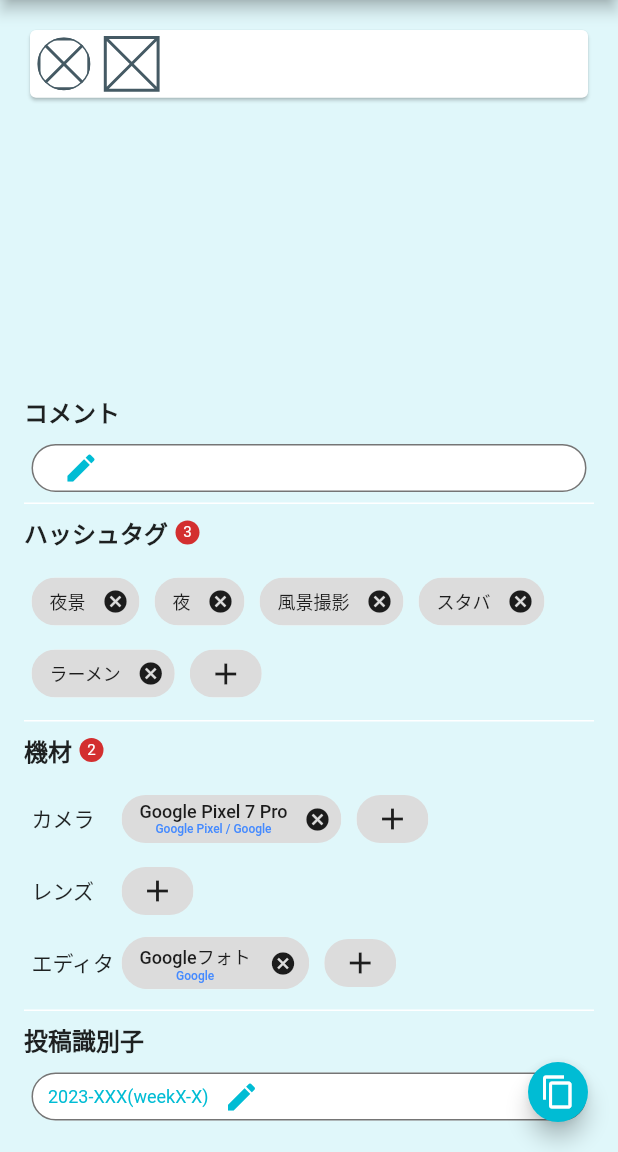
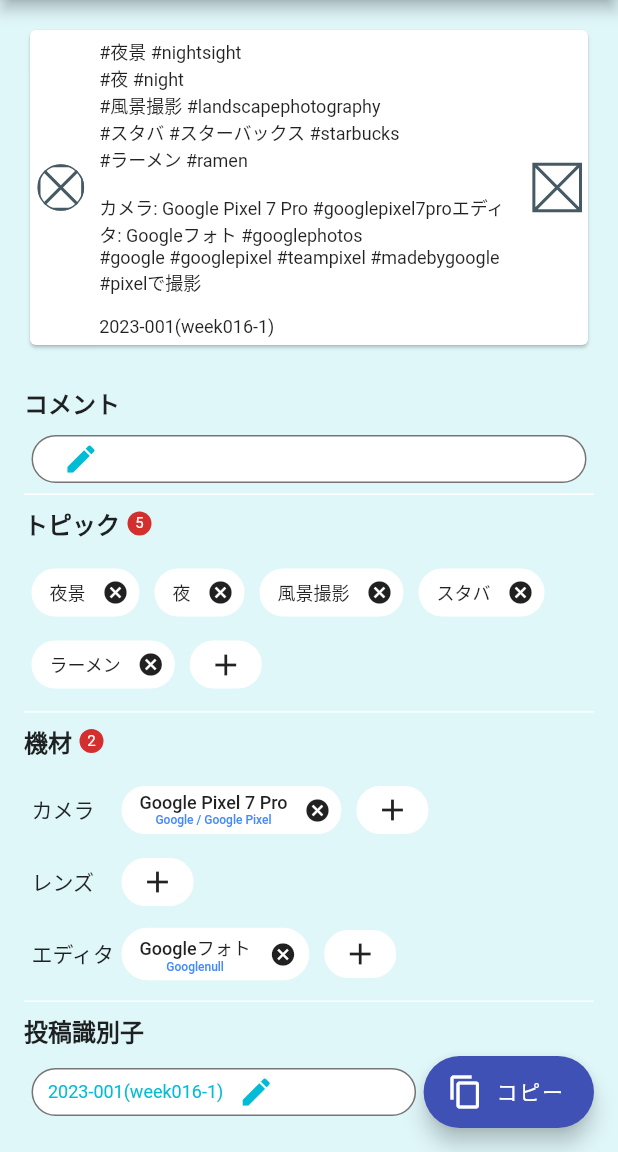
Before and after one commit to u1tramarinet/instagram_draft_helper, a Flutter app: the screen it shows after launch, after a tap on the "add" icon, on a phone screen of 412 x 824 dp, the part 84-1236 px from its top. Run offline on Flutter 3.47's test engine with Material 2 defaults, Android fonts, the phone set to English and light mode, and no system bars; our stand-ins replace flutter_riverpod, freezed_annotation; generated files the repository leaves out were written again.

Commit message:
Implement states and dummy data.

```diff
--- a/lib/main.dart
+++ b/lib/main.dart
@@ -1,8 +1,9 @@
 import 'package:flutter/material.dart';
+import 'package:flutter_riverpod/flutter_riverpod.dart';
 import 'package:instagram_draft_helper/page/main_page.dart';
 
 void main() {
-  runApp(const MyApp());
+  runApp(const ProviderScope(child: MyApp()));
 }
 
 class MyApp extends StatelessWidget {
--- a/lib/model/group/comment.dart
+++ b/lib/model/group/comment.dart
@@ -1,10 +1,13 @@
+import 'package:instagram_draft_helper/model/group/countable.dart';
+
 import 'group.dart';
 
-class Comment extends Group {
+class Comment extends Group with Countable {
   String _content = '';
 
-  void updateContent(String comment) {
+  Comment updateContent(String comment) {
     _content = comment;
+    return this;
   }
 
   String getContent() {
@@ -12,6 +15,11 @@ class Comment extends Group {
   }
 
   @override
+  int getCount() {
+    return _content.length;
+  }
+
+  @override
   String getText() {
     return _content;
   }
--- /dev/null
+++ b/lib/model/group/countable.dart
@@ -0,0 +1,3 @@
+abstract class Countable {
+  int getCount();
+}
--- /dev/null
+++ b/lib/model/group/list_group.dart
@@ -0,0 +1,39 @@
+import 'countable.dart';
+import 'group.dart';
+import '../part/identifiable.dart';
+
+abstract class ListGroup<T extends Identifiable> extends Group with Countable {
+  final List<T> _items = [];
+
+  List<T> getAll() {
+    return [..._items];
+  }
+
+  void add(T item, [bool Function(T, T)? compareFunc]) {
+    Function(T, T) compare = compareFunc ?? (T a, T b) => a.isSameId(b);
+    if (_items.every((e) => !compare(e, item))) {
+      _items.add(item);
+    }
+  }
+
+  void addAll(List<T> items, [bool Function(T, T)? compareFunc]) {
+    Function(T, T) compare = compareFunc ?? (T a, T b) => a.isSameId(b);
+    items =
+        items.where((item) => _items.every((e) => compare(item, e))).toList();
+    _items.addAll(items);
+  }
+
+  void remove(T item, [bool Function(T, T)? compareFunc]) {
+    Function(T, T) compare = compareFunc ?? (T a, T b) => a.isSameId(b);
+    _items.removeWhere((e) => compare(e, item));
+  }
+
+  void clear() {
+    _items.clear();
+  }
+
+  @override
+  int getCount() {
+    return _items.length;
+  }
+}
--- a/lib/model/group/products.dart
+++ b/lib/model/group/products.dart
@@ -1,32 +1,28 @@
+import '../part/category.dart';
 import '../part/keyword.dart';
 import '../part/product.dart';
-import 'group.dart';
+import 'list_group.dart';
 
-class Products extends Group {
-  final List<Product> _products = [];
+const Category cameras = Category(name: 'カメラ');
+const Category lenses = Category(name: 'レンズ');
+const Category editors = Category(name: 'エディタ');
 
-  void addProduct(Product product) {
-    _products.add(product);
+class Products extends ListGroup<Product> {
+  List<Category> getCategories() {
+    return [cameras, lenses, editors];
   }
 
-  void addProducts(List<Product> products) {
-    _products.addAll(products);
-  }
-
-  void removeProduct(Product product) {
-    _products.remove(product);
-  }
-
-  void clearProducts() {
-    _products.clear();
+  List<Product> getProducts(Category category) {
+    return getAll().where((product) => product.category == category).toList();
   }
 
   @override
   String getText() {
+    List<Product> products = getAll();
     List<Product> categorized =
-        _products.where((product) => product.category != null).toList();
+        products.where((product) => product.category != null).toList();
     List<Product> uncategorized =
-        _products.where((product) => product.category == null).toList();
+        products.where((product) => product.category == null).toList();
     String text = '';
     for (Product product in categorized) {
       text += '${product.category!.name}: ${product.format()}';
@@ -37,11 +33,11 @@ class Products extends Group {
     for (Product product in uncategorized) {
       text += '${product.category!.name}: ${product.format()}';
     }
-    Set<Keyword> makers = _products
+    Set<Keyword> makers = products
         .where((product) => product.maker != null)
         .map((product) => product.maker!)
         .toSet();
-    Set<Keyword> brands = _products
+    Set<Keyword> brands = products
         .where((product) => product.brand != null)
         .map((product) => product.brand!)
         .toSet();
--- a/lib/model/group/record.dart
+++ b/lib/model/group/record.dart
@@ -10,8 +10,15 @@ class Record extends Group {
 
   @override
   String getText() {
-    // TODO: implement getText
-    throw UnimplementedError();
+    return '${date.year}-001(week${_getWeekNumber(date).toString().padLeft(3, '0')}-1)';
+  }
+
+  int _getWeekNumber(DateTime date) {
+    int days = date.day;
+    for (int i = 1; i <= date.month - 1; i++) {
+      days += DateTime(date.year, i + 1, 0).day;
+    }
+    return days ~/ 7 + 1;
   }
 }
 
--- a/lib/page/main_page.dart
+++ b/lib/page/main_page.dart
@@ -1,21 +1,24 @@
 import 'package:flutter/material.dart';
-import 'package:instagram_draft_helper/model/group/comment.dart';
+import 'package:flutter/services.dart';
+import 'package:flutter_riverpod/flutter_riverpod.dart';
+import 'package:instagram_draft_helper/model/part/category.dart';
+import 'package:instagram_draft_helper/model/part/keyword.dart';
+import 'package:instagram_draft_helper/model/part/product.dart';
+import 'package:instagram_draft_helper/state/main_state.dart';
 import 'input_modal_bottom_sheet.dart';
 
-class MainPage extends StatefulWidget {
+class MainPage extends ConsumerStatefulWidget {
   const MainPage({super.key});
 
   @override
-  State<MainPage> createState() => _MainPageState();
+  MainPageState createState() => MainPageState();
 }
 
-class _MainPageState extends State<MainPage> {
-  String inputText = '';
-  String text = '';
-  Comment comment = Comment();
-
+class MainPageState extends ConsumerState<MainPage> {
   @override
   Widget build(BuildContext context) {
+    MainStateNotifier notifier = ref.read(mainStateProvider.notifier);
+    MainState state = ref.watch(mainStateProvider);
     return Scaffold(
       resizeToAvoidBottomInset: false,
       backgroundColor: Colors.cyan.shade50,
@@ -30,7 +33,7 @@ class _MainPageState extends State<MainPage> {
             mainAxisAlignment: MainAxisAlignment.spaceBetween,
             children: [
               Card(
-                child: _result(text: text),
+                child: _result(text: state.result),
               ),
               Flexible(
                 child: SingleChildScrollView(
@@ -39,44 +42,30 @@ class _MainPageState extends State<MainPage> {
                     mainAxisAlignment: MainAxisAlignment.spaceAround,
                     mainAxisSize: MainAxisSize.max,
                     children: [
-                      _title('コメント', inputText.length),
+                      _title('コメント', state.comment.getCount()),
                       _content(
                         child: _input(
-                          text: inputText,
+                          text: state.comment.getText(),
                           onTap: () {
                             showInputModalBottomSheet(
                                     context: context,
                                     title: 'コメント',
-                                    before: inputText)
-                                .then((after) => _updateComment(after));
+                                    before: state.comment.getText())
+                                .then((after) => notifier.updateComment(after));
                           },
                         ),
                       ),
                       _divider(),
-                      _title('ハッシュタグ', 3),
+                      _title('トピック', state.keywords.getCount()),
                       _content(
                         child: _wrap(
                           children: [
+                            for (Keyword topic in state.keywords.getAll()) ...{
                               _chip(
-                              primary: '夜景',
-                              onDeleted: () {},
+                                primary: topic.name,
+                                onDeleted: () => notifier.deleteTopic(topic),
                               ),
-                            _chip(
-                              primary: '夜',
-                              onDeleted: () {},
-                            ),
-                            _chip(
-                              primary: '風景撮影',
-                              onDeleted: () {},
-                            ),
-                            _chip(
-                              primary: 'スタバ',
-                              onDeleted: () {},
-                            ),
-                            _chip(
-                              primary: 'ラーメン',
-                              onDeleted: () {},
-                            ),
+                            },
                             _addChip(
                               onPressed: () {},
                             ),
@@ -84,7 +73,7 @@ class _MainPageState extends State<MainPage> {
                         ),
                       ),
                       _divider(),
-                      _title('機材', 2),
+                      _title('機材', state.products.getAll().length),
                       _content(
                         child: Table(
                           columnWidths: const <int, TableColumnWidth>{
@@ -95,17 +84,26 @@ class _MainPageState extends State<MainPage> {
                           defaultVerticalAlignment:
                               TableCellVerticalAlignment.middle,
                           children: <TableRow>[
+                            for (Category category
+                                in state.products.getCategories()) ...{
                               TableRow(
                                 children: [
-                                const Text('カメラ'),
+                                  Text(category.name),
                                   const SizedBox(width: 5),
                                   _wrap(
                                     children: [
+                                      for (Product product in state.products
+                                          .getProducts(category)) ...{
                                         _chip(
-                                      primary: 'Google Pixel 7 Pro',
-                                      secondary: 'Google Pixel / Google',
-                                      onDeleted: () {},
+                                          primary: product.name,
+                                          secondary: (product.maker != null &&
+                                                  product.brand != null)
+                                              ? '${product.maker?.name} / ${product.brand?.name}'
+                                              : '${product.maker?.name}${product.brand?.name}',
+                                          onDeleted: () =>
+                                              notifier.deleteProduct(product),
                                         ),
+                                      },
                                       _addChip(
                                         onPressed: () {},
                                       ),
@@ -113,47 +111,32 @@ class _MainPageState extends State<MainPage> {
                                   ),
                                 ],
                               ),
-                            TableRow(
-                              children: [
-                                const Text('レンズ'),
-                                const SizedBox(width: 5),
-                                _wrap(
-                                  children: [
-                                    _addChip(
-                                      onPressed: () {},
-                                    ),
-                                  ],
-                                ),
-                              ],
-                            ),
-                            TableRow(
-                              children: [
-                                const Text('エディタ'),
-                                const SizedBox(width: 5),
-                                _wrap(
-                                  children: [
-                                    _chip(
-                                      primary: 'Googleフォト',
-                                      secondary: 'Google',
-                                      onDeleted: () {},
-                                    ),
-                                    _addChip(
-                                      onPressed: () {},
-                                    ),
-                                  ],
-                                ),
-                              ],
-                            ),
+                            },
                           ],
                         ),
                       ),
                       _divider(),
                       _title('投稿識別子'),
-                      _content(
+                      Row(
+                        mainAxisSize: MainAxisSize.max,
+                        children: [
+                          Flexible(
+                            child: _content(
                               child: _input(
-                        text: '2023-XXX(weekX-X)',
+                                text: state.record.getText(),
                                 onTap: () {},
-                      ))
+                              ),
+                            ),
+                          ),
+                          Visibility(
+                            visible: false,
+                            maintainSize: true,
+                            maintainState: true,
+                            maintainAnimation: true,
+                            child: _fabCopy(),
+                          ),
+                        ],
+                      )
                     ],
                   ),
                 ),
@@ -162,10 +145,9 @@ class _MainPageState extends State<MainPage> {
           ),
         ),
       ),
-      floatingActionButton: FloatingActionButton.small(
-        child: const Icon(Icons.copy, color: Colors.white),
-        onPressed: () {},
-      ),
+      floatingActionButton:
+          _fabCopy(onPressed: () => onCopyPressed(context, state.result)),
+      floatingActionButtonLocation: FloatingActionButtonLocation.endFloat,
     );
   }
 
@@ -174,7 +156,7 @@ class _MainPageState extends State<MainPage> {
       padding: const EdgeInsets.all(5),
       child: Row(
         mainAxisSize: MainAxisSize.max,
-        mainAxisAlignment: MainAxisAlignment.start,
+        mainAxisAlignment: MainAxisAlignment.spaceBetween,
         children: [
           Flexible(
             flex: 1,
@@ -189,9 +171,17 @@ class _MainPageState extends State<MainPage> {
               ),
             ),
           ),
-          const SizedBox(width: 5),
-          Flexible(
-            flex: 8,
+          const SizedBox(width: 10),
+          Expanded(
+            flex: 9,
+            child: Visibility(
+              visible: text.isNotEmpty,
+              replacement: const Text(
+                'キャプションを入力...',
+                maxLines: null,
+                softWrap: true,
+                style: TextStyle(fontSize: 12),
+              ),
               child: Text(
                 text,
                 maxLines: null,
@@ -199,7 +189,8 @@ class _MainPageState extends State<MainPage> {
                 style: const TextStyle(fontSize: 12),
               ),
             ),
-          const SizedBox(width: 5),
+          ),
+          const SizedBox(width: 10),
           const Flexible(
             flex: 1,
             child: AspectRatio(
@@ -217,7 +208,10 @@ class _MainPageState extends State<MainPage> {
       padding: const EdgeInsets.symmetric(vertical: 5),
       child: Row(
         children: [
-          Text(title, style: const TextStyle(fontSize: 16, fontWeight: FontWeight.bold),),
+          Text(
+            title,
+            style: const TextStyle(fontSize: 16, fontWeight: FontWeight.bold),
+          ),
           if (badgeCount > 0) ...{
             const SizedBox(width: 5),
             Badge.count(count: badgeCount),
@@ -279,6 +273,7 @@ class _MainPageState extends State<MainPage> {
         ],
       ),
       onDeleted: onDeleted,
+      backgroundColor: Colors.white,
     );
   }
 
@@ -288,6 +283,7 @@ class _MainPageState extends State<MainPage> {
     return ActionChip(
       label: const Icon(Icons.add),
       onPressed: onPressed,
+      backgroundColor: Colors.white,
     );
   }
 
@@ -321,20 +317,26 @@ class _MainPageState extends State<MainPage> {
     );
   }
 
-  void _updateComment(String text) {
-    setState(() {
-      comment.updateContent(text);
-      inputText = text;
-      this.text = inputText;
-      this.text += '\n';
-      this.text += '\n';
-      this.text += '#夜景 #nightsight \n';
-      this.text += '#夜 #night \n';
-      this.text += '#風景撮影 #landscapephotography \n';
-      this.text += '#スタバ #スターバックス #starbucks \n';
-      this.text += '#ラーメン #ramen \n';
-      this.text += '#googlepixel7pro \n';
-      this.text += '#googlepixel #teampixel #madebygoogle #pixelで撮影 \n';
-    });
+  Widget _fabCopy({Function()? onPressed}) {
+    return FloatingActionButton.extended(
+      backgroundColor: Colors.indigo,
+      foregroundColor: Colors.white,
+      onPressed: onPressed,
+      icon: const Icon(Icons.copy, color: Colors.white),
+      label: const Text('コピー'),
+    );
+  }
+
+  Future<void> onCopyPressed(BuildContext context, String text) async {
+    await copy(text).then((value) => showSnackBar(context, 'コピーしました'));
+  }
+
+  Future<void> copy(String text) async {
+    await Clipboard.setData(ClipboardData(text: text));
+  }
+
+  void showSnackBar(BuildContext context, String text) {
+    final snackBar = SnackBar(content: Text(text));
+    ScaffoldMessenger.of(context).showSnackBar(snackBar);
   }
 }
--- /dev/null
+++ b/lib/state/main_state.dart
@@ -0,0 +1,129 @@
+import 'package:flutter_riverpod/flutter_riverpod.dart';
+import 'package:freezed_annotation/freezed_annotation.dart';
+
+import '../model/part/keyword.dart';
+import '../model/part/product.dart';
+import '../model/part/tag.dart';
+import '../model/group/comment.dart';
+import '../model/group/keywords.dart';
+import '../model/group/products.dart';
+import '../model/group/record.dart';
+
+part 'main_state.freezed.dart';
+
+class MainStateNotifier extends StateNotifier<MainState> {
+  MainStateNotifier(super.state);
+
+  void updateComment(String newComment) {
+    state = state.copyWith(
+      comment: state.comment.updateContent(newComment),
+    );
+    updateResult();
+  }
+
+  void deleteTopic(Keyword topic) {
+    Keywords keywords = state.keywords;
+    keywords.remove(topic, (Keyword a, Keyword b) => a.name == b.name);
+    state = state.copyWith(keywords: keywords);
+    updateResult();
+  }
+
+  void deleteProduct(Product product) {
+    Products products = state.products;
+    products.remove(product, (Product a, Product b) => a.name == b.name);
+    state = state.copyWith(products: products);
+    updateResult();
+  }
+
+  void updateResult() {
+    List<String> elements = [
+      state.comment.getText(),
+      state.keywords.getText(),
+      state.products.getText(),
+      state.record.getText(),
+    ].where((element) => element.isNotEmpty).toList();
+    state = state.copyWith(result: elements.join('\n\n'));
+  }
+
+  void setDummyData() {
+    Keywords newKeywords = state.keywords;
+    newKeywords.addAll([
+      const Keyword(
+        name: '夜景',
+        tags: [Tag(name: '夜景'), Tag(name: 'nightsight')],
+      ),
+      const Keyword(
+        name: '夜',
+        tags: [Tag(name: '夜'), Tag(name: 'night')],
+      ),
+      const Keyword(
+        name: '風景撮影',
+        tags: [Tag(name: '風景撮影'), Tag(name: 'landscapephotography')],
+      ),
+      const Keyword(
+        name: 'スタバ',
+        tags: [Tag(name: 'スタバ'), Tag(name: 'スターバックス'), Tag(name: 'starbucks')],
+      ),
+      const Keyword(
+        name: 'ラーメン',
+        tags: [Tag(name: 'ラーメン'), Tag(name: 'ramen')],
+      ),
+    ]);
+    Products products = state.products;
+    const Keyword google = Keyword(name: 'Google', tags: [Tag(name: 'google')]);
+    const Keyword googlePixel = Keyword(
+      name: 'Google Pixel',
+      tags: [
+        Tag(name: 'googlepixel'),
+        Tag(name: 'teampixel'),
+        Tag(name: 'madebygoogle'),
+        Tag(name: 'pixelで撮影'),
+      ],
+    );
+    products.addAll([
+      const Product(
+        name: 'Google Pixel 7 Pro',
+        tags: [Tag(name: 'googlepixel7pro')],
+        category: cameras,
+        maker: google,
+        brand: googlePixel,
+      ),
+      const Product(
+        name: 'Googleフォト',
+        tags: [Tag(name: 'googlephotos')],
+        category: editors,
+        maker: google,
+      ),
+    ]);
+    state = state.copyWith(
+      keywords: newKeywords,
+      products: products,
+    );
+  }
+}
+
+final mainStateProvider =
+    StateNotifierProvider<MainStateNotifier, MainState>((ref) {
+  MainStateNotifier notifier = MainStateNotifier(
+    MainState(
+      comment: Comment(),
+      keywords: Keywords(),
+      products: Products(),
+      record: Record(date: DateTime.now()),
+    ),
+  );
+  notifier.setDummyData();
+  notifier.updateResult();
+  return notifier;
+});
+
+@freezed
+class MainState with _$MainState {
+  const factory MainState({
+    @Default('') String result,
+    required Comment comment,
+    required Keywords keywords,
+    required Products products,
+    required Record record,
+  }) = _MainState;
+}
--- a/pubspec.yaml
+++ b/pubspec.yaml
@@ -40,6 +40,7 @@ dependencies:
   isar_flutter_libs: ^3.0.5
   freezed_annotation: ^2.2.0
   collection: ^1.17.0
+  flutter_riverpod: ^2.3.4
 
 dev_dependencies:
   flutter_test:
```
Also changed, not shown: lib/model/group/keywords.dart (+3 -21 lines), pubspec.lock. Lines whose indentation alone changed are shown as unchanged.
